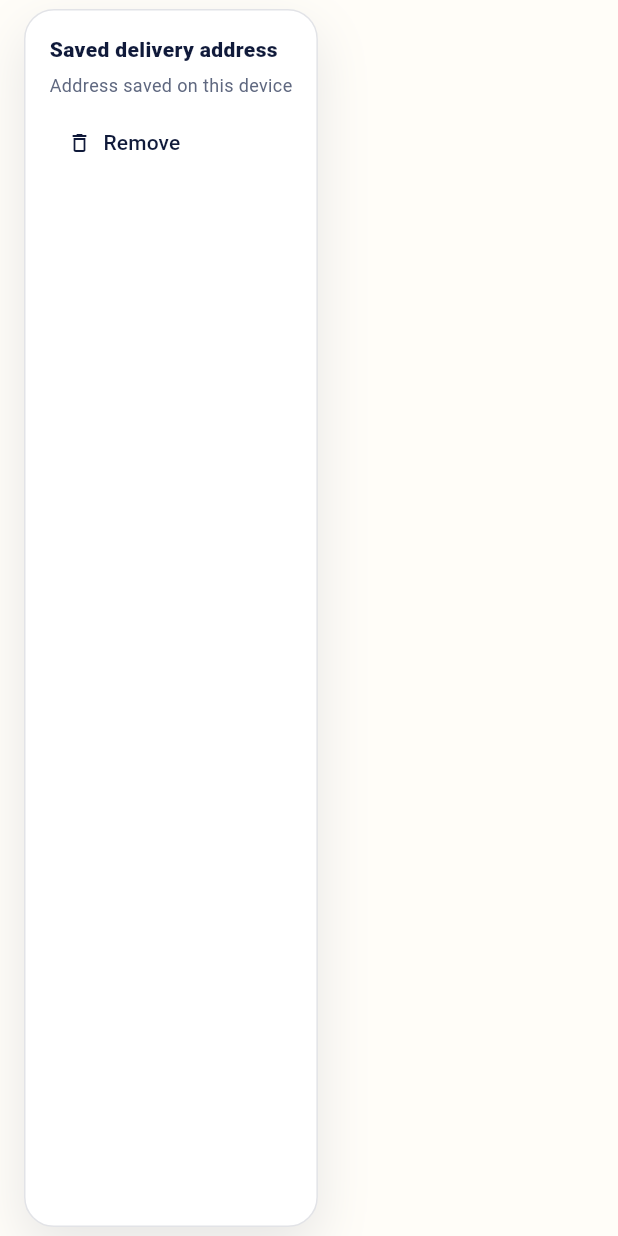
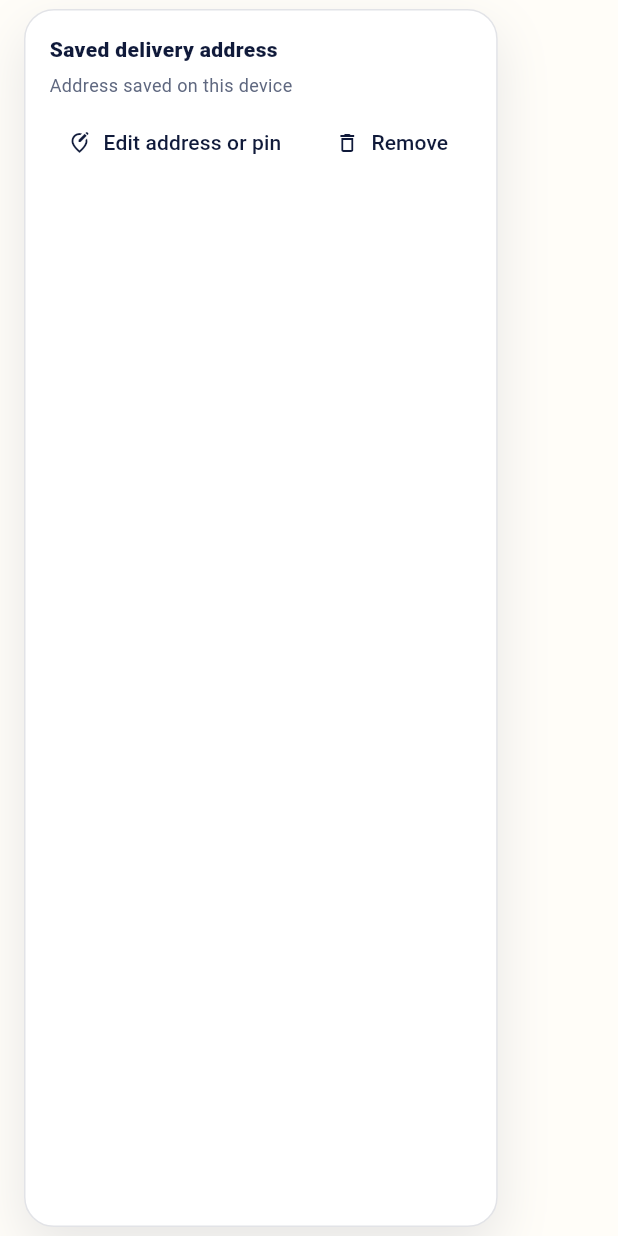
Before and after one commit to github5888/AI_Assistant-, a Flutter app: the _SavedDeliveryAddress widget shown alone on an empty page, opened directly with empty values, on a phone screen of 412 x 824 dp. Run offline on Flutter 3.47's test engine with Material 3 defaults, Android fonts, the phone set to English and light mode, and no system bars; our stand-ins replace flutter_map, flutter_secure_storage, geolocator, google_sign_in, latlong2; missing offline and left inert: razorpay_flutter; accounts and stored records are empty; network calls fail.

Commit message:
Add saved address editing from profile
Co-authored-by: arena-agent <297053741+arena-agent@users.noreply.github.com>

```diff
--- a/lib/screens/profile_screen.dart
+++ b/lib/screens/profile_screen.dart
@@ -246,6 +246,11 @@ class _SavedDeliveryAddress extends StatelessWidget {
       ],
       const SizedBox(height: 6),
       Wrap(spacing: 8, children: [
+        TextButton.icon(
+          onPressed: () => pushScreen(context, const CheckoutScreen()),
+          icon: const Icon(Icons.edit_location_alt_outlined, size: 16),
+          label: const Text('Edit address or pin'),
+        ),
         if (latitude != null && longitude != null)
           TextButton.icon(
             onPressed: () async {
```
